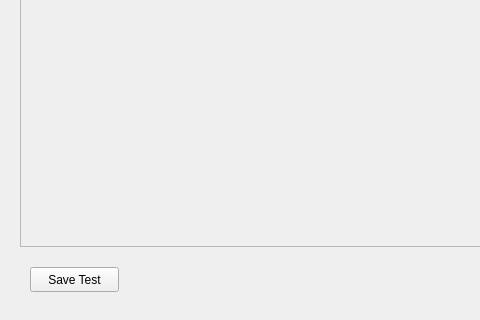
The window that pixamawindow.ui (JonWiggins/PixamaSpriteEditor) describes before a commit, drawn with Qt 5; both pictures show x 0 to 480 and y 309 to 629 of the 886 by 629 pixel window.
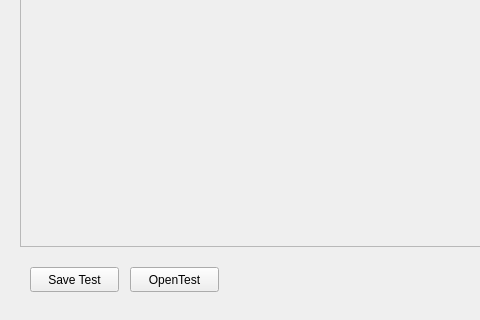
The same window after the commit.

Commit message: Implement file parsing in open

What changed in the file:
```diff
--- a/pixamawindow.ui
+++ b/pixamawindow.ui
@@ -399,6 +399,19 @@
      <number>255</number>
     </property>
    </widget>
+   <widget class="QPushButton" name="OpenTest">
+    <property name="geometry">
+     <rect>
+      <x>130</x>
+      <y>540</y>
+      <width>89</width>
+      <height>25</height>
+     </rect>
+    </property>
+    <property name="text">
+     <string>OpenTest</string>
+    </property>
+   </widget>
   </widget>
   <widget class="QMenuBar" name="menuBar">
    <property name="geometry">
```
The commit also changes 5 other files.
